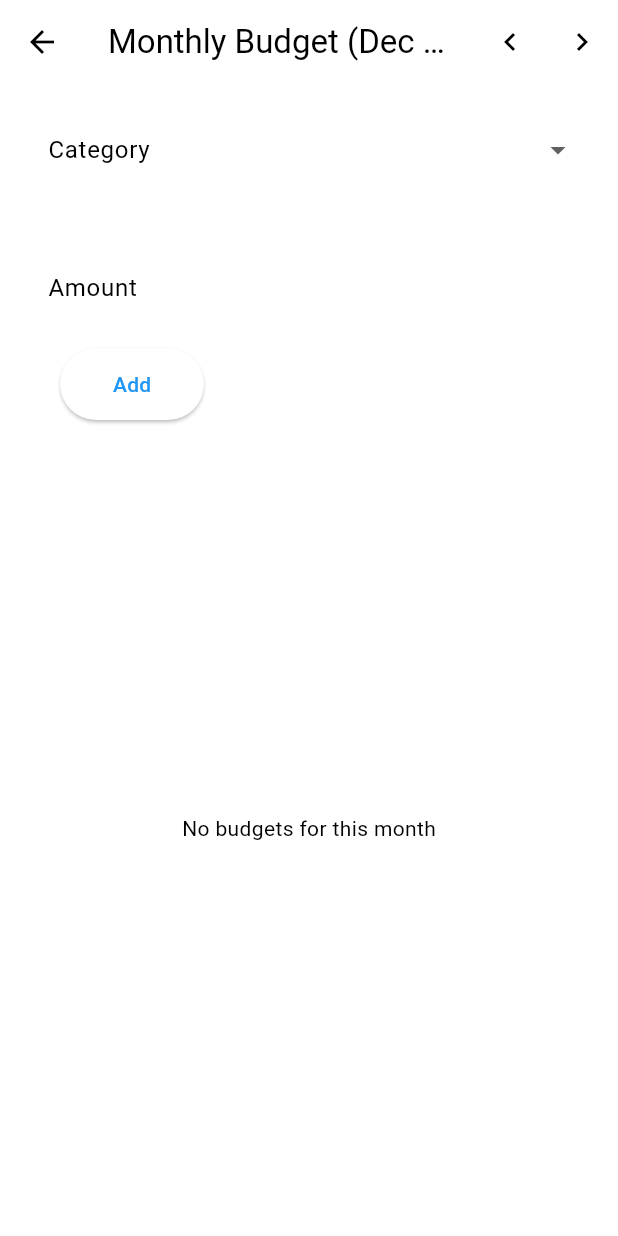
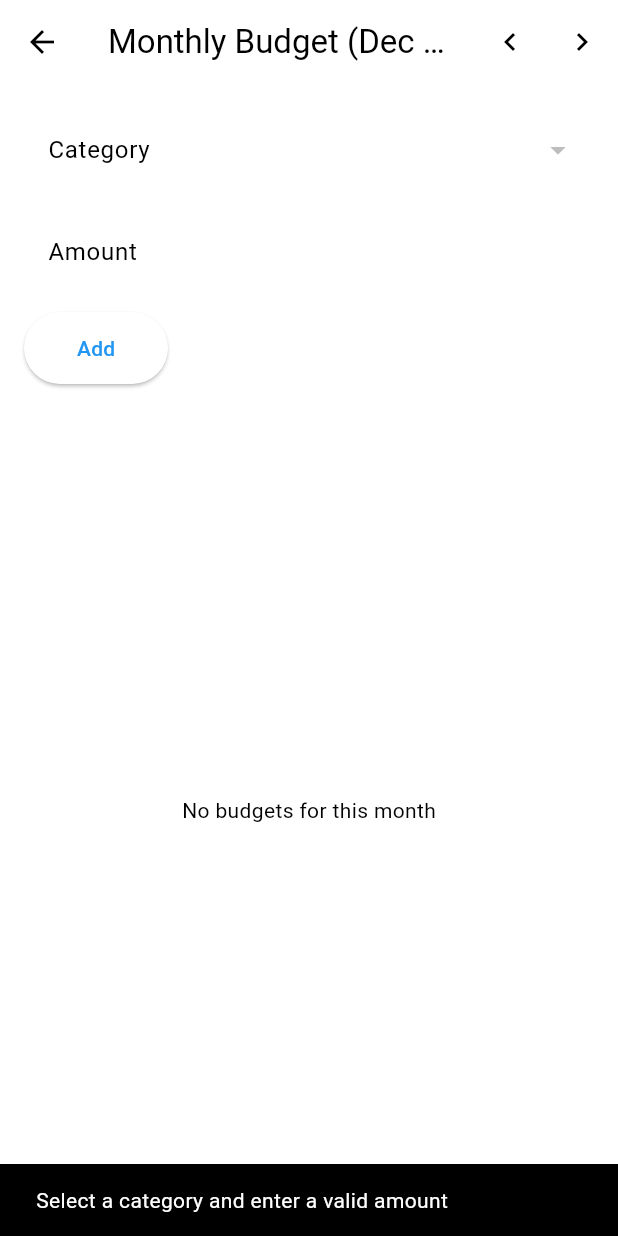
Before and after one commit to xDhruboVai/Taka-Dorkar-Pro, a Flutter app: the BudgetView screen opened directly, after a tap on "Add", on a phone screen of 412 x 824 dp. Run offline on Flutter 3.47's test engine with Material 3 defaults, Android fonts, the phone set to English and light mode, and no system bars; our stand-ins replace flutter_local_notifications, permission_handler, shared_preferences, sqflite; accounts and stored records are empty; network calls fail.

Commit message:
budget v3

```diff
--- a/mobile/lib/controllers/budget_controller.dart
+++ b/mobile/lib/controllers/budget_controller.dart
@@ -1,12 +1,11 @@
 import 'package:flutter/material.dart';
 import 'package:uuid/uuid.dart';
 import '../models/budget_model.dart';
-import '../services/local_database.dart';
 import '../controllers/auth_controller.dart';
 import 'package:provider/provider.dart';
+import '../services/api_service.dart';
 
 class BudgetController extends ChangeNotifier {
-  final db = LocalDatabase.instance;
   List<BudgetModel> budgets = [];
   final Map<String, double> _spent = {};
   List<Map<String, dynamic>> expenseCategories = [];
@@ -39,23 +38,69 @@ class BudgetController extends ChangeNotifier {
   }
 
   Future<void> _loadCategories() async {
-    final uid = _userId ?? 'current_user';
-    // Ensure this user has defaults
-    await db.ensureExpenseCategoriesForUser(uid);
-    expenseCategories = await db.getExpenseCategories(uid);
+    final uid = _userId;
+    try {
+      final data = await ApiService.get(
+        '/categories?user_id=$uid&type=expense',
+      );
+      if (data is List) {
+        expenseCategories = List<Map<String, dynamic>>.from(data);
+      } else {
+        expenseCategories = [];
+      }
+    } catch (e) {
+      expenseCategories = [];
+    }
   }
 
   Future<void> loadBudgets() async {
-    final uid = _userId ?? 'current_user';
-    final rows = await db.getBudgetsForMonth(uid, currentMonth);
-    budgets = rows.map(BudgetModel.fromLocal).toList();
+    final uid = _userId;
+    try {
+      final month =
+          '${currentMonth.year.toString().padLeft(4, '0')}-${currentMonth.month.toString().padLeft(2, '0')}';
+      final rows = await ApiService.get('/budgets?user_id=$uid&month=$month');
+      if (rows is List) {
+        budgets = rows
+            .map((e) => BudgetModel.fromLocal(Map<String, dynamic>.from(e)))
+            .toList();
+      } else {
+        budgets = [];
+      }
+    } catch (_) {
+      budgets = [];
+    }
+
+    // compute spent per category from server transactions
     _spent.clear();
     for (final b in budgets) {
-      _spent[b.categoryId] = await db.getSpentForCategoryMonth(
-        uid,
-        b.categoryId,
-        currentMonth,
-      );
+      final name = categoryName(b.categoryId);
+      final start = DateTime(currentMonth.year, currentMonth.month, 1);
+      final end = DateTime(currentMonth.year, currentMonth.month + 1, 1);
+      double total = 0.0;
+      if (name != null) {
+        try {
+          final qs = Uri(
+            queryParameters: {
+              'user_id': uid ?? '',
+              'type': 'expense',
+              'category': name,
+              'from': start.toIso8601String(),
+              'to': end.toIso8601String(),
+            },
+          ).query;
+          final tx = await ApiService.get('/transactions?$qs');
+          if (tx is List) {
+            for (final t in tx) {
+              final m = Map<String, dynamic>.from(t);
+              final amt = (m['amount'] is num)
+                  ? (m['amount'] as num).toDouble()
+                  : double.tryParse('${m['amount']}') ?? 0.0;
+              total += amt;
+            }
+          }
+        } catch (_) {}
+      }
+      _spent[b.categoryId] = total;
     }
     notifyListeners();
   }
@@ -70,44 +115,54 @@ class BudgetController extends ChangeNotifier {
     loadBudgets();
   }
 
-  Future<void> createBudget({
+  Future<bool> createBudget({
     required String categoryId,
     required double amount,
   }) async {
     isBusy = true;
     notifyListeners();
-    final uid = _userId ?? 'current_user';
+    final uid = _userId;
+    if (uid == null) {
+      isBusy = false;
+      notifyListeners();
+      return false;
+    }
+
     final id = const Uuid().v4();
-    final now = DateTime.now().toIso8601String();
-    final data = {
-      'id': id,
-      'user_id': uid,
-      'category_id': categoryId,
-      'amount': amount,
-      'period': 'monthly',
-      'start_date': DateTime(
-        currentMonth.year,
-        currentMonth.month,
-        1,
-      ).toIso8601String(),
-      'end_date': null,
-      'created_at': now,
-      'updated_at': now,
-      'server_updated_at': null,
-      'is_deleted': 0,
-      'local_updated_at': now,
-      'needs_sync': 1,
-    };
-    await db.insertBudget(data);
+    final startDate = DateTime(
+      currentMonth.year,
+      currentMonth.month,
+      1,
+    ).toIso8601String().substring(0, 10);
+    try {
+      await ApiService.post('/budgets', {
+        'id': id,
+        'user_id': uid,
+        'category_id': categoryId,
+        'amount': amount,
+        'period': 'monthly',
+        'start_date': startDate,
+      });
+    } catch (e) {
+      debugPrint('Failed to create budget: $e');
+      isBusy = false;
+      notifyListeners();
+      return false;
+    }
     await loadBudgets();
     isBusy = false;
     notifyListeners();
+    return true;
   }
 
   Future<void> updateBudgetAmount(String id, double amount) async {
     isBusy = true;
     notifyListeners();
-    await db.updateBudgetAmount(id, amount);
+    try {
+      await ApiService.patch('/budgets/$id', {'amount': amount});
+    } catch (e) {
+      // TODO: enqueue offline
+    }
     await loadBudgets();
     isBusy = false;
     notifyListeners();
@@ -116,7 +171,11 @@ class BudgetController extends ChangeNotifier {
   Future<void> deleteBudget(String id) async {
     isBusy = true;
     notifyListeners();
-    await db.softDeleteBudget(id);
+    try {
+      await ApiService.patch('/budgets/$id', {'is_deleted': true});
+    } catch (e) {
+      // TODO: enqueue offline
+    }
     await loadBudgets();
     isBusy = false;
     notifyListeners();
--- a/mobile/lib/views/budget_view.dart
+++ b/mobile/lib/views/budget_view.dart
@@ -49,14 +49,11 @@ class _BudgetViewState extends State<BudgetView> {
                 LayoutBuilder(
                   builder: (context, constraints) {
                     final isNarrow = constraints.maxWidth < 420;
-                    final field = <Widget>[
-                      // Category selector
-                      Flexible(
-                        flex: 1,
-                        child: DropdownButtonFormField<String>(
+
+                    final categoryField = DropdownButtonFormField<String>(
                       isExpanded: true,
                       menuMaxHeight: 320,
-                          value: _selectedCategoryId,
+                      initialValue: _selectedCategoryId,
                       decoration: const InputDecoration(
                         labelText: 'Category',
                         border: OutlineInputBorder(),
@@ -72,15 +69,10 @@ class _BudgetViewState extends State<BudgetView> {
                             ),
                           )
                           .toList(),
-                          onChanged: (v) =>
-                              setState(() => _selectedCategoryId = v),
-                        ),
-                      ),
-                      const SizedBox(width: 12, height: 12),
-                      // Amount input
-                      Flexible(
-                        flex: 1,
-                        child: TextField(
+                      onChanged: (v) => setState(() => _selectedCategoryId = v),
+                    );
+
+                    final amountField = TextField(
                       controller: _amountController,
                       keyboardType: const TextInputType.numberWithOptions(
                         decimal: true,
@@ -89,11 +81,9 @@ class _BudgetViewState extends State<BudgetView> {
                         labelText: 'Amount',
                         border: OutlineInputBorder(),
                       ),
-                        ),
-                      ),
-                      const SizedBox(width: 12, height: 12),
-                      // Add button
-                      ConstrainedBox(
+                    );
+
+                    final addButton = ConstrainedBox(
                       constraints: const BoxConstraints(minWidth: 96),
                       child: SizedBox(
                         height: 48,
@@ -106,13 +96,30 @@ class _BudgetViewState extends State<BudgetView> {
                                     _amountController.text,
                                   );
                                   if (id == null || amt == null || amt <= 0) {
+                                    ScaffoldMessenger.of(context).showSnackBar(
+                                      const SnackBar(
+                                        content: Text(
+                                          'Select a category and enter a valid amount',
+                                        ),
+                                      ),
+                                    );
                                     return;
                                   }
-                                    await c.createBudget(
+                                  final ok = await c.createBudget(
                                     categoryId: id,
                                     amount: amt,
                                   );
+                                  if (ok) {
                                     _amountController.clear();
+                                  } else {
+                                    ScaffoldMessenger.of(context).showSnackBar(
+                                      const SnackBar(
+                                        content: Text(
+                                          'Failed to add budget. Please ensure you are logged in.',
+                                        ),
+                                      ),
+                                    );
+                                  }
                                 },
                           child: c.isBusy
                               ? const SizedBox(
@@ -125,13 +132,33 @@ class _BudgetViewState extends State<BudgetView> {
                               : const Text('Add'),
                         ),
                       ),
-                      ),
-                    ];
+                    );
 
                     if (isNarrow) {
-                      return Wrap(spacing: 12, runSpacing: 12, children: field);
+                      // In narrow layouts, avoid Flexible inside Wrap to prevent ParentDataWidget errors.
+                      return Wrap(
+                        spacing: 12,
+                        runSpacing: 12,
+                        children: [
+                          SizedBox(
+                            width: double.infinity,
+                            child: categoryField,
+                          ),
+                          SizedBox(width: double.infinity, child: amountField),
+                          addButton,
+                        ],
+                      );
                     }
-                    return Row(children: field);
+
+                    return Row(
+                      children: [
+                        Expanded(child: categoryField),
+                        const SizedBox(width: 12),
+                        Expanded(child: amountField),
+                        const SizedBox(width: 12),
+                        addButton,
+                      ],
+                    );
                   },
                 ),
                 const SizedBox(height: 16),
```
Also changed, not shown: mobile/lib/models/budget_model.dart (+24 -10 lines), mobile/lib/services/local_database.dart (+42 -0 lines), mobile/lib/widgets/add_transaction_modal.dart (+22 -36 lines), 6 other files. Lines whose indentation alone changed are shown as unchanged.
